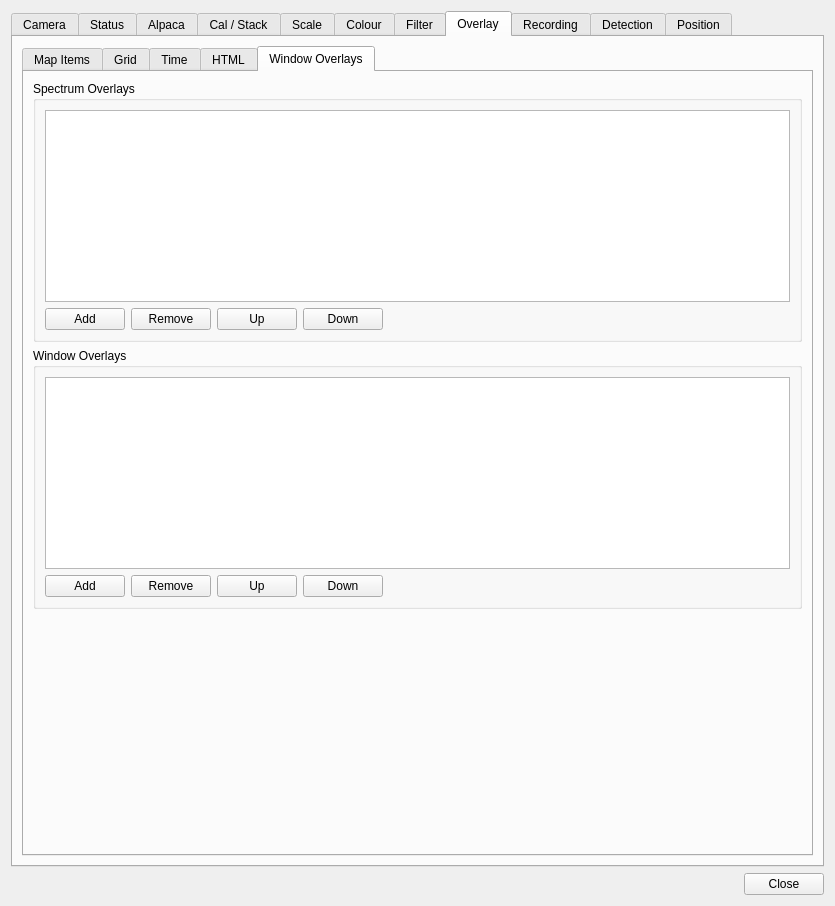
srcejon/sdrangel, file plugins/feature/camera/camerasettingsdialog.ui: the form before one commit.
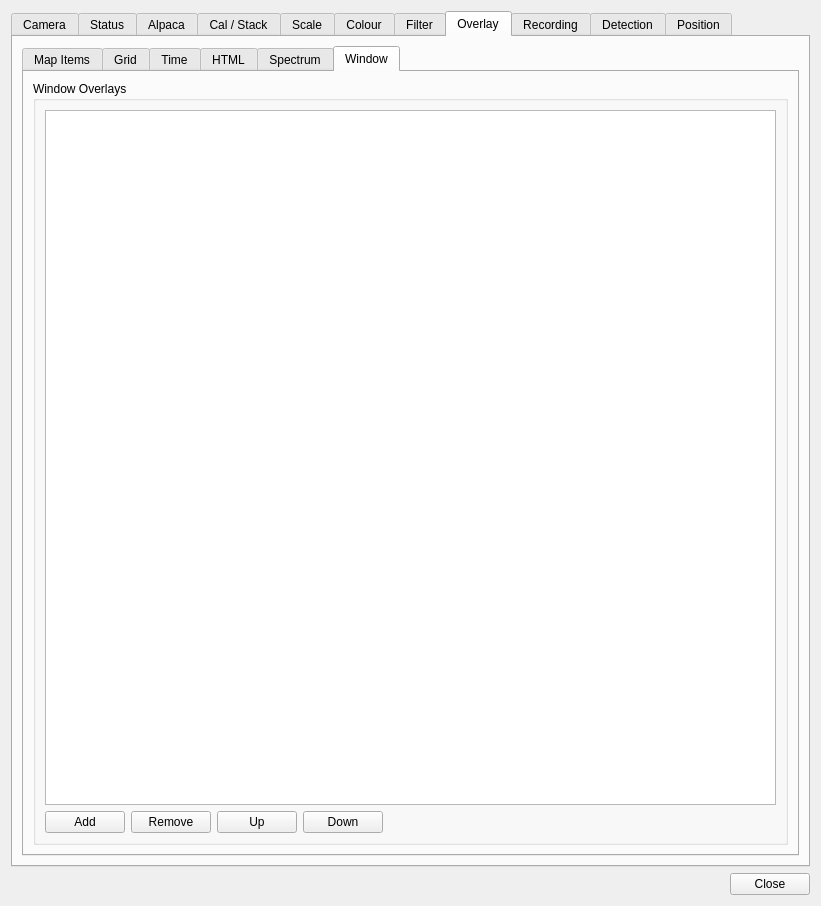
The form after the commit. The open tabs and pages were chosen to show the change. Icons and pictures are not drawn. Custom widgets are drawn as their Qt base class.

What changed in the file:
```diff
--- a/plugins/feature/camera/camerasettingsdialog.ui
+++ b/plugins/feature/camera/camerasettingsdialog.ui
@@ -6,7 +6,7 @@
    <rect>
     <x>0</x>
     <y>0</y>
-    <width>835</width>
+    <width>821</width>
     <height>906</height>
    </rect>
   </property>
@@ -4298,14 +4298,11 @@
            </item>
           </layout>
          </widget>
-         <widget class="QWidget" name="windowOverlaysTab">
-          <property name="toolTip">
-           <string>Window and spectrum overlay settings.</string>
-          </property>
+         <widget class="QWidget" name="spectrumOverlayTab">
           <attribute name="title">
-           <string>Window Overlays</string>
+           <string>Spectrum</string>
           </attribute>
-          <layout class="QVBoxLayout" name="windowOverlaysTabLayout">
+          <layout class="QVBoxLayout" name="verticalLayout_10">
            <item>
             <widget class="QGroupBox" name="spectrumOverlaysGroup">
              <property name="toolTip">
@@ -4382,6 +4379,16 @@
              </layout>
             </widget>
            </item>
+          </layout>
+         </widget>
+         <widget class="QWidget" name="windowOverlaysTab">
+          <property name="toolTip">
+           <string>Window and spectrum overlay settings.</string>
+          </property>
+          <attribute name="title">
+           <string>Window</string>
+          </attribute>
+          <layout class="QVBoxLayout" name="windowOverlaysTabLayout">
            <item>
             <widget class="QGroupBox" name="windowOverlaysGroup">
              <property name="toolTip">
@@ -4458,19 +4465,6 @@
              </layout>
             </widget>
            </item>
-           <item>
-            <spacer name="windowOverlayVerticalSpacer">
-             <property name="orientation">
-              <enum>Qt::Orientation::Vertical</enum>
-             </property>
-             <property name="sizeHint" stdset="0">
-              <size>
-               <width>20</width>
-               <height>40</height>
-              </size>
-             </property>
-            </spacer>
-           </item>
           </layout>
          </widget>
         </widget>
```
Left out of the diff: 2 changed lines with no effect on the pictures.
